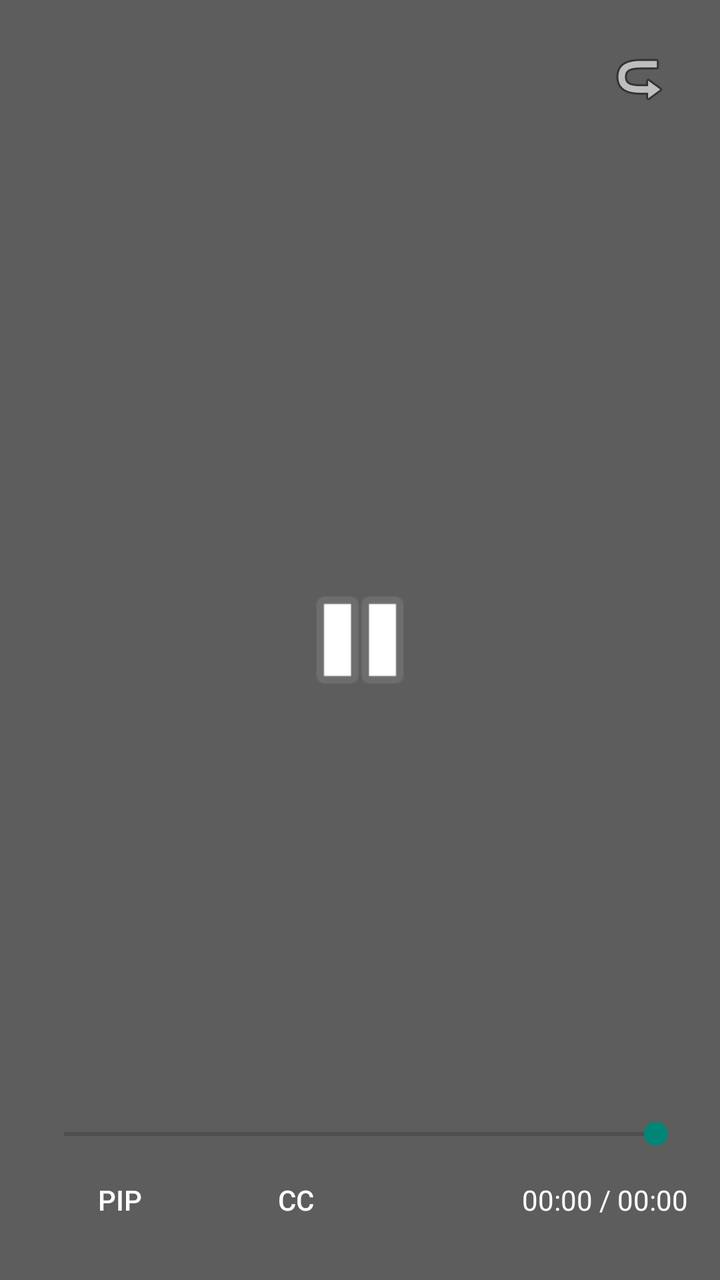
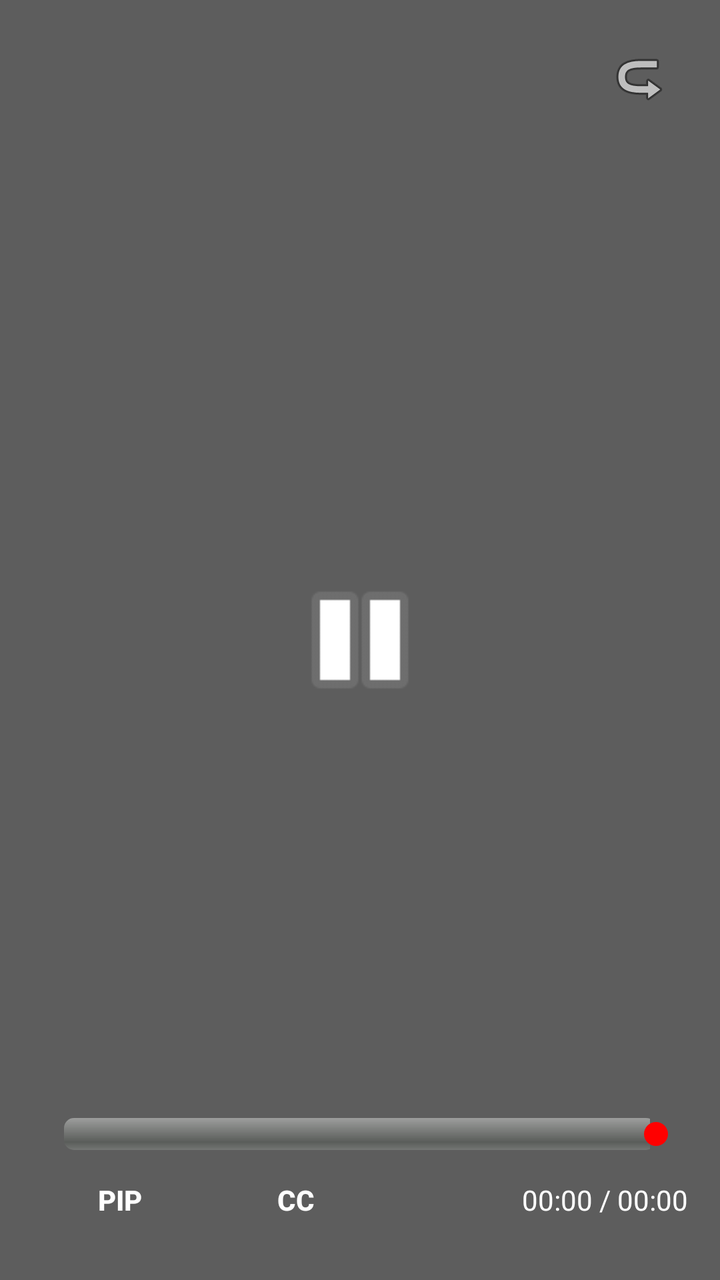

Before-and-after screenshots of an Android layout around one commit, followed by the original layout XML and the change that was made.
<!-- AndroidManifest.xml: application theme android:Theme.Material.Light.NoActionBar -->
<!-- res/layout/activity_player.xml -->
<RelativeLayout xmlns:android="http://schemas.android.com/apk/res/android"
    android:layout_width="match_parent"
    android:layout_height="match_parent"
    android:background="#000000"
    android:layoutDirection="rtl">

    <VideoView
        android:id="@+id/video_view"
        android:layout_width="match_parent"
        android:layout_height="match_parent"
        android:layout_centerInParent="true" />

    <TextView
        android:id="@+id/subtitle_view"
        android:layout_width="wrap_content"
        android:layout_height="wrap_content"
        android:layout_alignParentBottom="true"
        android:layout_centerHorizontal="true"
        android:layout_marginBottom="80dp"
        android:background="#80000000"
        android:padding="8dp"
        android:textColor="#FFFFFF"
        android:textSize="18sp"
        android:visibility="gone" />

    <RelativeLayout
        android:id="@+id/controls_overlay"
        android:layout_width="match_parent"
        android:layout_height="match_parent"
        android:background="#44000000">

        <ImageButton
            android:id="@+id/btn_play_pause"
            android:layout_width="72dp"
            android:layout_height="72dp"
            android:layout_centerInParent="true"
            android:background="?android:attr/selectableItemBackgroundBorderless"
            android:src="@android:drawable/ic_media_pause"
            android:scaleType="fitCenter" />

        <LinearLayout
            android:layout_width="match_parent"
            android:layout_height="wrap_content"
            android:layout_alignParentBottom="true"
            android:orientation="vertical"
            android:padding="16dp">

            <SeekBar
                android:id="@+id/seek_bar"
                android:layout_width="match_parent"
                android:layout_height="wrap_content" />

            <LinearLayout
                android:layout_width="match_parent"
                android:layout_height="wrap_content"
                android:orientation="horizontal">

                <TextView
                    android:id="@+id/video_time"
                    android:layout_width="0dp"
                    android:layout_height="wrap_content"
                    android:layout_weight="1"
                    android:textColor="#FFFFFF"
                    android:text="00:00 / 00:00" />

                <Button
                    android:id="@+id/btn_cc"
                    android:layout_width="wrap_content"
                    android:layout_height="wrap_content"
                    android:text="CC"
                    android:textColor="#FFFFFF"
                    android:background="?android:attr/selectableItemBackground" />

                <Button
                    android:id="@+id/btn_pip"
                    android:layout_width="wrap_content"
                    android:layout_height="wrap_content"
                    android:text="PIP"
                    android:textColor="#FFFFFF"
                    android:background="?android:attr/selectableItemBackground" />
            </LinearLayout>
        </LinearLayout>

        <ImageButton
            android:id="@+id/btn_back"
            android:layout_width="48dp"
            android:layout_height="48dp"
            android:layout_margin="16dp"
            android:background="?android:attr/selectableItemBackgroundBorderless"
            android:src="@android:drawable/ic_menu_revert"
            android:rotation="180" />
    </RelativeLayout>

    <ProgressBar
        android:id="@+id/ai_processing"
        android:layout_width="64dp"
        android:layout_height="64dp"
        android:layout_centerInParent="true"
        android:visibility="gone" />
</RelativeLayout>
<!-- resources referenced by this layout -->
<resources>

</resources>

<!-- the commit's change to res/layout/activity_player.xml (unified diff, before → after) -->
@@ -16,12 +16,13 @@
         android:layout_height="wrap_content"
         android:layout_alignParentBottom="true"
         android:layout_centerHorizontal="true"
-        android:layout_marginBottom="80dp"
-        android:background="#80000000"
-        android:padding="8dp"
+        android:layout_marginBottom="100dp"
+        android:background="#B3000000"
+        android:padding="10dp"
         android:textColor="#FFFFFF"
-        android:textSize="18sp"
-        android:visibility="gone" />
+        android:textSize="20sp"
+        android:visibility="gone"
+        android:gravity="center" />
 
     <RelativeLayout
         android:id="@+id/controls_overlay"
@@ -31,8 +32,8 @@
 
         <ImageButton
             android:id="@+id/btn_play_pause"
-            android:layout_width="72dp"
-            android:layout_height="72dp"
+            android:layout_width="80dp"
+            android:layout_height="80dp"
             android:layout_centerInParent="true"
             android:background="?android:attr/selectableItemBackgroundBorderless"
             android:src="@android:drawable/ic_media_pause"
@@ -48,12 +49,15 @@
             <SeekBar
                 android:id="@+id/seek_bar"
                 android:layout_width="match_parent"
-                android:layout_height="wrap_content" />
+                android:layout_height="wrap_content"
+                android:progressDrawable="@android:drawable/progress_horizontal"
+                android:thumbTint="@color/yt_red" />
 
             <LinearLayout
                 android:layout_width="match_parent"
                 android:layout_height="wrap_content"
-                android:orientation="horizontal">
+                android:orientation="horizontal"
+                android:gravity="center_vertical">
 
                 <TextView
                     android:id="@+id/video_time"
@@ -61,7 +65,8 @@
                     android:layout_height="wrap_content"
                     android:layout_weight="1"
                     android:textColor="#FFFFFF"
-                    android:text="00:00 / 00:00" />
+                    android:text="00:00 / 00:00"
+                    android:textSize="14sp" />
 
                 <Button
                     android:id="@+id/btn_cc"
@@ -69,7 +74,8 @@
                     android:layout_height="wrap_content"
                     android:text="CC"
                     android:textColor="#FFFFFF"
-                    android:background="?android:attr/selectableItemBackground" />
+                    android:background="?android:attr/selectableItemBackground"
+                    android:textStyle="bold" />
 
                 <Button
                     android:id="@+id/btn_pip"
@@ -77,12 +83,13 @@
                     android:layout_height="wrap_content"
                     android:text="PIP"
                     android:textColor="#FFFFFF"
-                    android:background="?android:attr/selectableItemBackground" />
+                    android:background="?android:attr/selectableItemBackground"
+                    android:textStyle="bold" />
             </LinearLayout>
         </LinearLayout>
 
         <ImageButton
-            android:id="@+id/btn_back"
+            android:id="@+id/btn_back_player"
             android:layout_width="48dp"
             android:layout_height="48dp"
             android:layout_margin="16dp"
@@ -96,5 +103,6 @@
         android:layout_width="64dp"
         android:layout_height="64dp"
         android:layout_centerInParent="true"
+        android:indeterminateTint="@color/yt_red"
         android:visibility="gone" />
 </RelativeLayout>
<!-- resource entries referenced after the edit -->
@@ -1,5 +1,5 @@
 <!-- resources referenced by this layout -->
 <resources>
-
+  <color name="yt_red">#FF0000</color>
 </resources>
 
